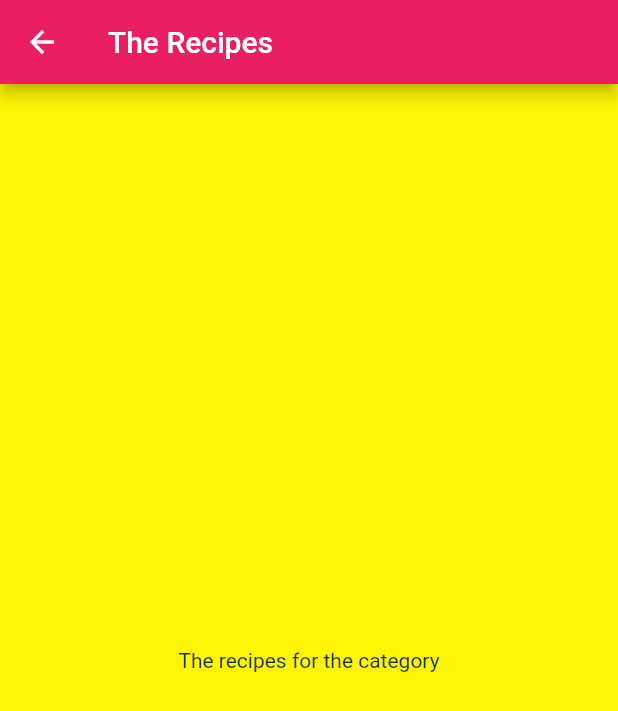
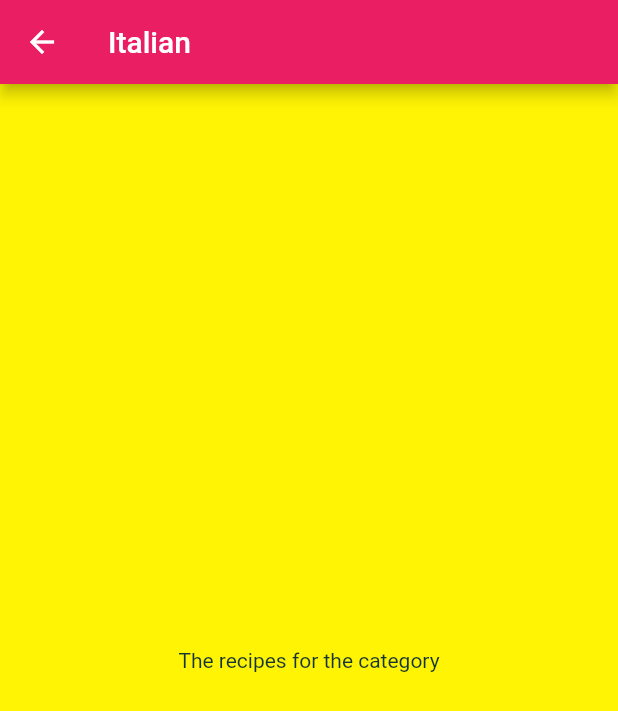
Before and after one commit to Samitti/MEALS-APP, a Flutter app: the screen it shows after launch, after a tap on "Italian", on a phone screen of 412 x 824 dp. Shown: the top 711 px of the screen. Run offline on Flutter 3.47's test engine with Material 2 defaults, Android fonts, the phone set to English and light mode, and no system bars; Roboto replaces fonts that are missing (Railway).

Commit message:
pass data to category meals screen

```diff
--- a/lib/categories_screen.dart
+++ b/lib/categories_screen.dart
@@ -17,6 +17,7 @@ class CategoriesScreen extends StatelessWidget {
         children: DUMMY_CATEGORIES
             .map(
               (catData) => CategoryItem(
+                catData.id,
                 catData.title,
                 catData.color,
               ),
--- a/lib/category_item.dart
+++ b/lib/category_item.dart
@@ -3,10 +3,12 @@ import 'package:flutter/material.dart';
 import './category_meals_screen.dart';
 
 class CategoryItem extends StatelessWidget {
+  final String id;
   final String title;
   final Color color;
 
   CategoryItem(
+    this.id,
     this.title,
     this.color,
   );
@@ -15,7 +17,7 @@ class CategoryItem extends StatelessWidget {
     Navigator.of(ctx).push(
       MaterialPageRoute(
         builder: (_) {
-          return CategoryMealsScreen();
+          return CategoryMealsScreen(id, title);
         },
       ),
     );
--- a/lib/category_meals_screen.dart
+++ b/lib/category_meals_screen.dart
@@ -1,15 +1,18 @@
 import 'package:flutter/material.dart';
 
 class CategoryMealsScreen extends StatelessWidget {
-  const CategoryMealsScreen({Key? key}) : super(key: key);
+  final String categoryId;
+  final String categoryTitle;
+
+  CategoryMealsScreen(this.categoryId, this.categoryTitle);
 
   @override
   Widget build(BuildContext context) {
     return Scaffold(
       appBar: AppBar(
-        title: Text('The Recipes'),
+        title: Text(categoryTitle),
       ),
-      body: Center(
+      body: const Center(
         child: Text(
           'The recipes for the category',
         ),
```
